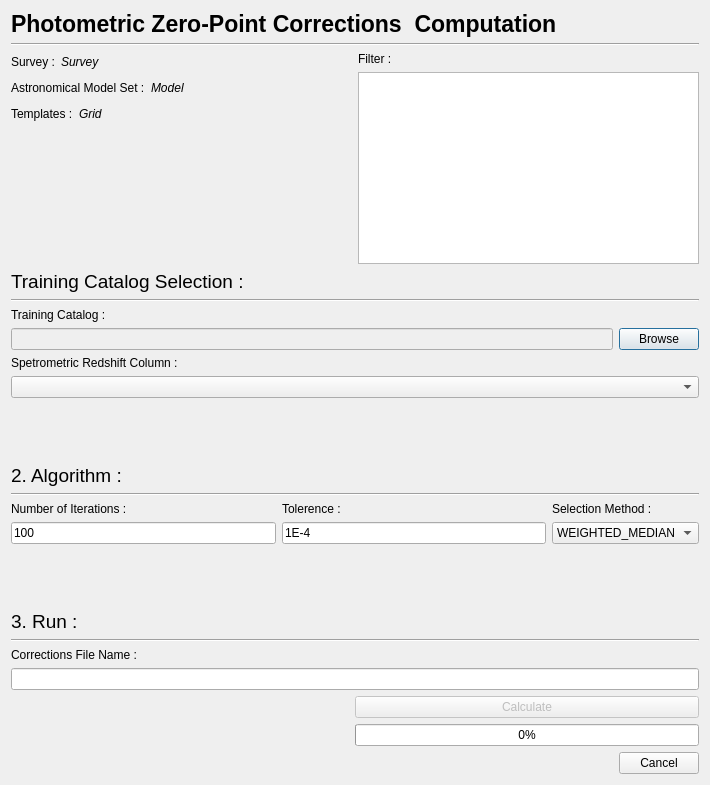
Above: PhzQtUI/auxdir/PhzQtUI/DialogPhotometricCorrectionComputation.ui from astrorama/Phosphoros before the change. Below: the same form after it.
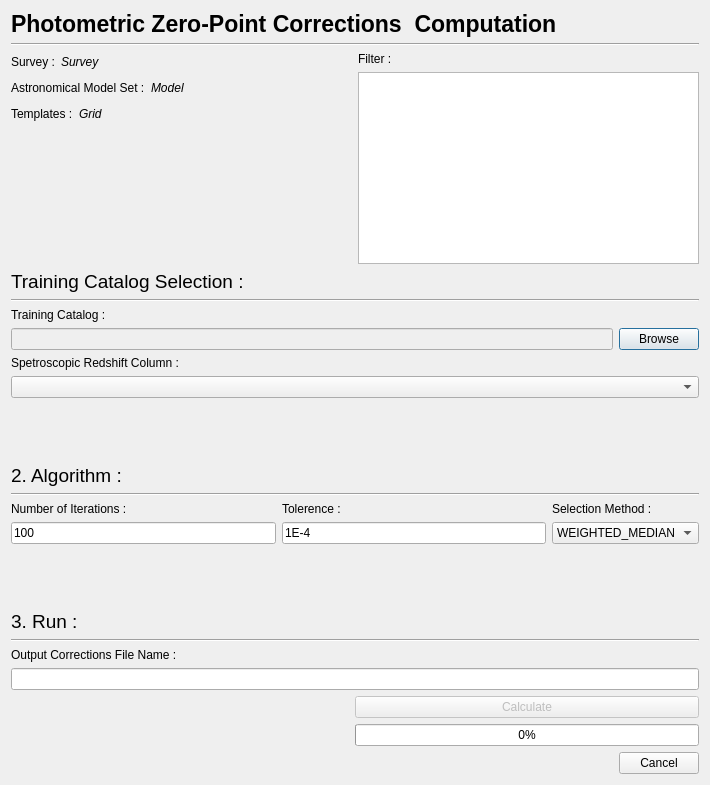
That is the form after the change.

Commit message: Task 8263 Update the GUI for the new names

Patch:
```diff
--- a/PhzQtUI/auxdir/PhzQtUI/DialogPhotometricCorrectionComputation.ui
+++ b/PhzQtUI/auxdir/PhzQtUI/DialogPhotometricCorrectionComputation.ui
@@ -258,7 +258,7 @@
    <item>
     <widget class="QLabel" name="label_7">
      <property name="text">
-      <string>Spetrometric Redshift Column :</string>
+      <string>Spetroscopic Redshift Column :</string>
      </property>
     </widget>
    </item>
@@ -411,7 +411,7 @@
    <item>
     <widget class="QLabel" name="label_9">
      <property name="text">
-      <string>Corrections File Name :</string>
+      <string>Output Corrections File Name :</string>
      </property>
     </widget>
    </item>
```
The commit also changes 4 other files.
